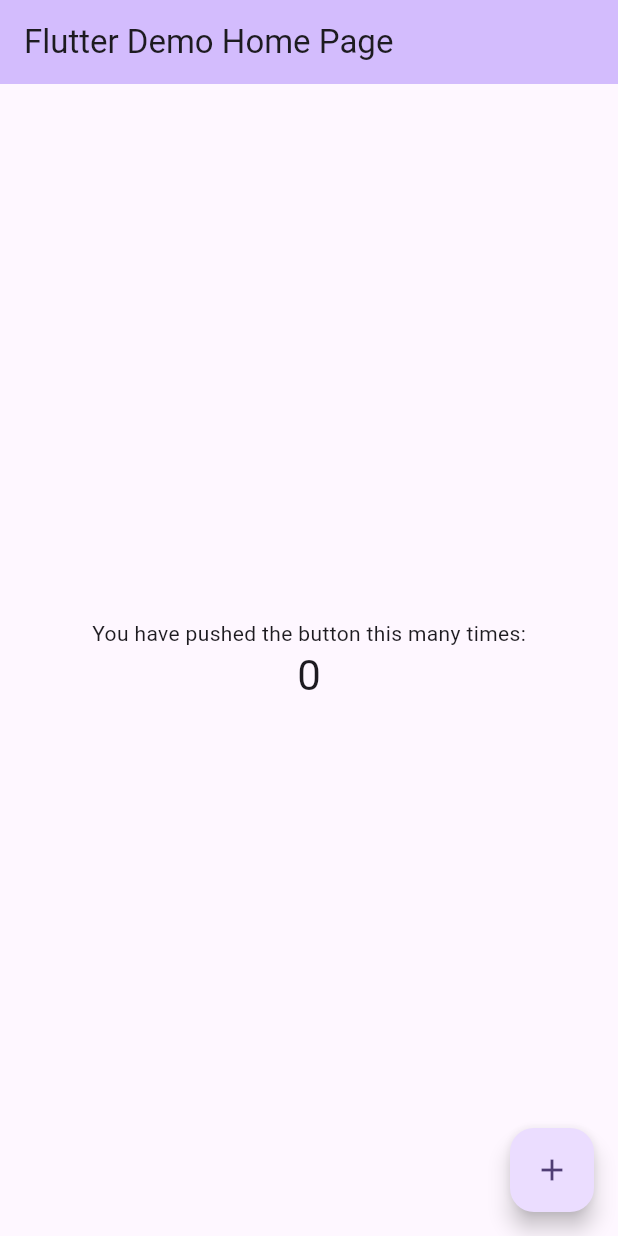
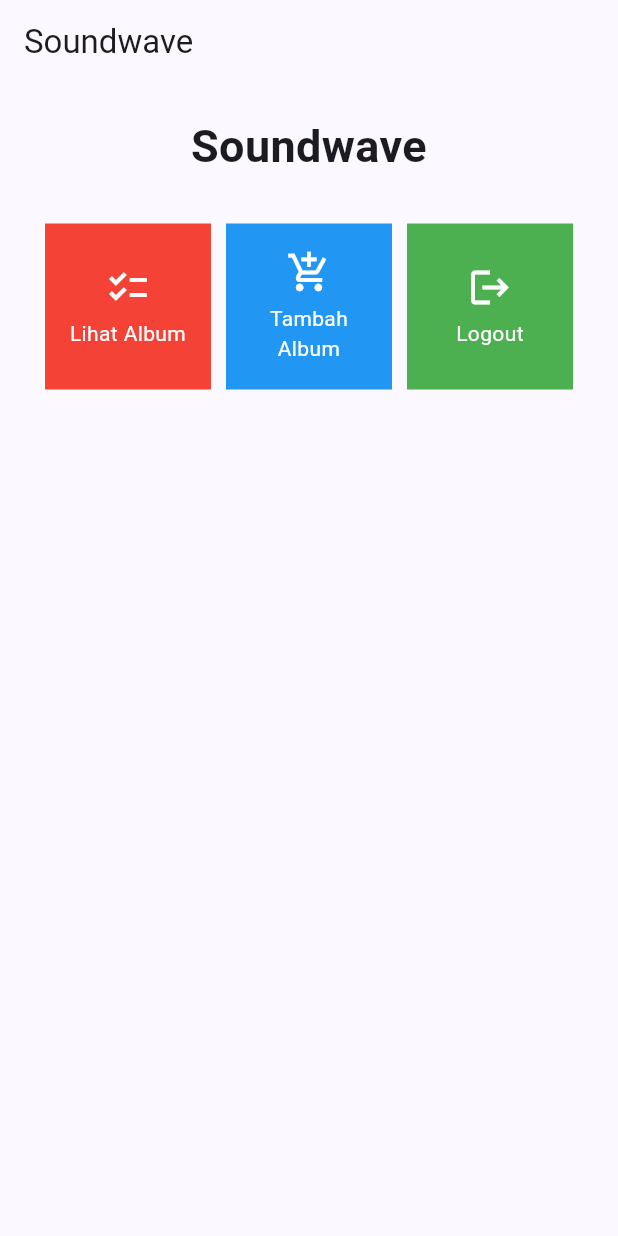
Before and after one commit to audricjohansyah/soundwave-mob, a Flutter app: the screen it shows after launch, on a phone screen of 412 x 824 dp. Run offline on Flutter 3.47's test engine with Material 2 defaults, Android fonts, the light colour scheme and no system bars.

Commit message:
Mengerjakan tugas 7

```diff
--- a/lib/main.dart
+++ b/lib/main.dart
@@ -1,4 +1,5 @@
 import 'package:flutter/material.dart';
+import 'package:soundwave/menu.dart';
 
 void main() {
   runApp(const MyApp());
@@ -28,98 +29,10 @@
         //
         // This works for code too, not just values: Most code changes can be
         // tested with just a hot reload.
-        colorScheme: ColorScheme.fromSeed(seedColor: Colors.deepPurple),
+        colorScheme: ColorScheme.fromSeed(seedColor: Colors.indigo),
         useMaterial3: true,
       ),
-      home: const MyHomePage(title: 'Flutter Demo Home Page'),
+      home: MyHomePage(),
     );
   }
 }
-
-class MyHomePage extends StatefulWidget {
-  const MyHomePage({super.key, required this.title});
-
-  // This widget is the home page of your application. It is stateful, meaning
-  // that it has a State object (defined below) that contains fields that affect
-  // how it looks.
-
-  // This class is the configuration for the state. It holds the values (in this
-  // case the title) provided by the parent (in this case the App widget) and
-  // used by the build method of the State. Fields in a Widget subclass are
-  // always marked "final".
-
-  final String title;
-
-  @override
-  State<MyHomePage> createState() => _MyHomePageState();
-}
-
-class _MyHomePageState extends State<MyHomePage> {
-  int _counter = 0;
-
-  void _incrementCounter() {
-    setState(() {
-      // This call to setState tells the Flutter framework that something has
-      // changed in this State, which causes it to rerun the build method below
-      // so that the display can reflect the updated values. If we changed
-      // _counter without calling setState(), then the build method would not be
-      // called again, and so nothing would appear to happen.
-      _counter++;
-    });
-  }
-
-  @override
-  Widget build(BuildContext context) {
-    // This method is rerun every time setState is called, for instance as done
-    // by the _incrementCounter method above.
-    //
-    // The Flutter framework has been optimized to make rerunning build methods
-    // fast, so that you can just rebuild anything that needs updating rather
-    // than having to individually change instances of widgets.
-    return Scaffold(
-      appBar: AppBar(
-        // TRY THIS: Try changing the color here to a specific color (to
-        // Colors.amber, perhaps?) and trigger a hot reload to see the AppBar
-        // change color while the other colors stay the same.
-        backgroundColor: Theme.of(context).colorScheme.inversePrimary,
-        // Here we take the value from the MyHomePage object that was created by
-        // the App.build method, and use it to set our appbar title.
-        title: Text(widget.title),
-      ),
-      body: Center(
-        // Center is a layout widget. It takes a single child and positions it
-        // in the middle of the parent.
-        child: Column(
-          // Column is also a layout widget. It takes a list of children and
-          // arranges them vertically. By default, it sizes itself to fit its
-          // children horizontally, and tries to be as tall as its parent.
-          //
-          // Column has various properties to control how it sizes itself and
-          // how it positions its children. Here we use mainAxisAlignment to
-          // center the children vertically; the main axis here is the vertical
-          // axis because Columns are vertical (the cross axis would be
-          // horizontal).
-          //
-          // TRY THIS: Invoke "debug painting" (choose the "Toggle Debug Paint"
-          // action in the IDE, or press "p" in the console), to see the
-          // wireframe for each widget.
-          mainAxisAlignment: MainAxisAlignment.center,
-          children: <Widget>[
-            const Text(
-              'You have pushed the button this many times:',
-            ),
-            Text(
-              '$_counter',
-              style: Theme.of(context).textTheme.headlineMedium,
-            ),
-          ],
-        ),
-      ),
-      floatingActionButton: FloatingActionButton(
-        onPressed: _incrementCounter,
-        tooltip: 'Increment',
-        child: const Icon(Icons.add),
-      ), // This trailing comma makes auto-formatting nicer for build methods.
-    );
-  }
-}
--- /dev/null
+++ b/lib/menu.dart
@@ -0,0 +1,102 @@
+import 'package:flutter/material.dart';
+
+class MyHomePage extends StatelessWidget {
+  MyHomePage({Key? key}) : super(key: key);
+
+  final List<ShopItem> items = [
+    ShopItem("Lihat Album", Icons.checklist, Colors.red),
+    ShopItem("Tambah Album", Icons.add_shopping_cart, Colors.blue),
+    ShopItem("Logout", Icons.logout, Colors.green),
+  ];
+  @override
+  Widget build(BuildContext context) {
+    return Scaffold(
+      appBar: AppBar(
+        title: const Text(
+          'Soundwave',
+        ),
+      ),
+      body: SingleChildScrollView(
+        child: Padding(
+          padding: const EdgeInsets.all(10.0),
+          child: Column(
+            children: <Widget>[
+              const Padding(
+                padding: EdgeInsets.only(top: 10.0, bottom: 10.0),
+                child: Text(
+                  'Soundwave',
+                  textAlign: TextAlign.center,
+                  style: TextStyle(
+                    fontSize: 30,
+                    fontWeight: FontWeight.bold,
+                  ),
+                ),
+              ),
+              GridView.count(
+                primary: true,
+                padding: const EdgeInsets.all(20),
+                crossAxisSpacing: 10,
+                mainAxisSpacing: 10,
+                crossAxisCount: 3,
+                shrinkWrap: true,
+                children: items.map((ShopItem item) {
+                  return ShopCard(item);
+                }).toList(),
+              ),
+            ],
+          ),
+        ),
+      ),
+    );
+  }
+}
+
+class ShopItem {
+  final String name;
+  final IconData icon;
+  final Color color;
+
+  ShopItem(this.name, this.icon, this.color);
+}
+
+class ShopCard extends StatelessWidget {
+  final ShopItem item;
+
+  const ShopCard(this.item, {Key? key}) : super(key: key);
+
+  @override
+  Widget build(BuildContext context) {
+    return Material(
+      color: item.color,
+      child: InkWell(
+        onTap: () {
+          ScaffoldMessenger.of(context)
+            ..hideCurrentSnackBar()
+            ..showSnackBar(SnackBar(
+                content: Text("Kamu telah menekan tombol ${item.name}!")));
+        },
+        child: Container(
+          padding: const EdgeInsets.all(8),
+          child: Center(
+            child: Column(
+              mainAxisAlignment: MainAxisAlignment.center,
+              children: [
+                Icon(
+                  item.icon,
+                  color: Colors.white,
+                  size: 30.0,
+                ),
+                const Padding(padding: EdgeInsets.all(3)),
+                Text(
+                  item.name,
+                  textAlign: TextAlign.center,
+                  style: const TextStyle(color: Colors.white),
+                ),
+              ],
+            ),
+          ),
+        ),
+      ),
+    );
+  }
+}
```
Also changed, not shown: 1 other file.
